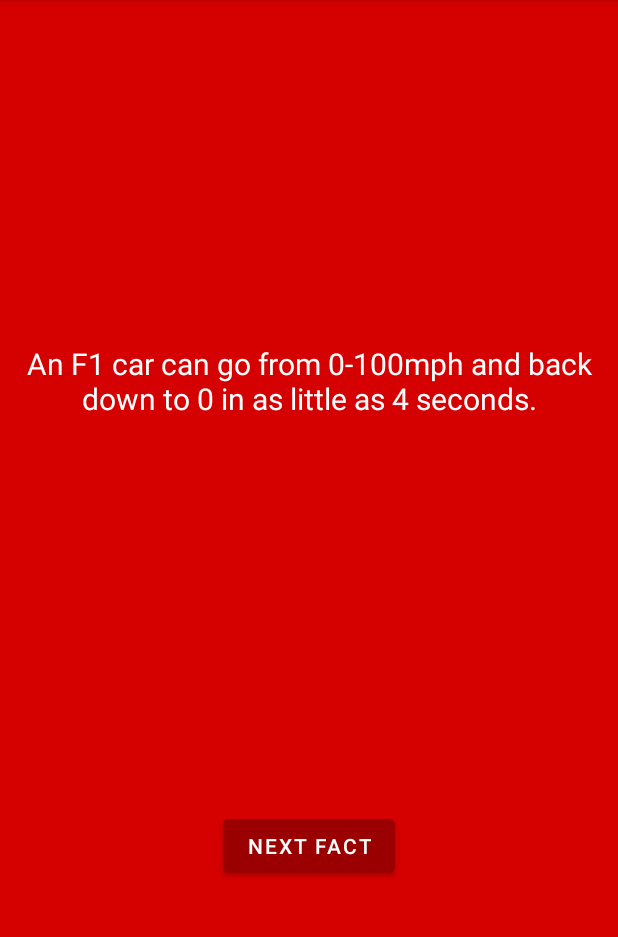
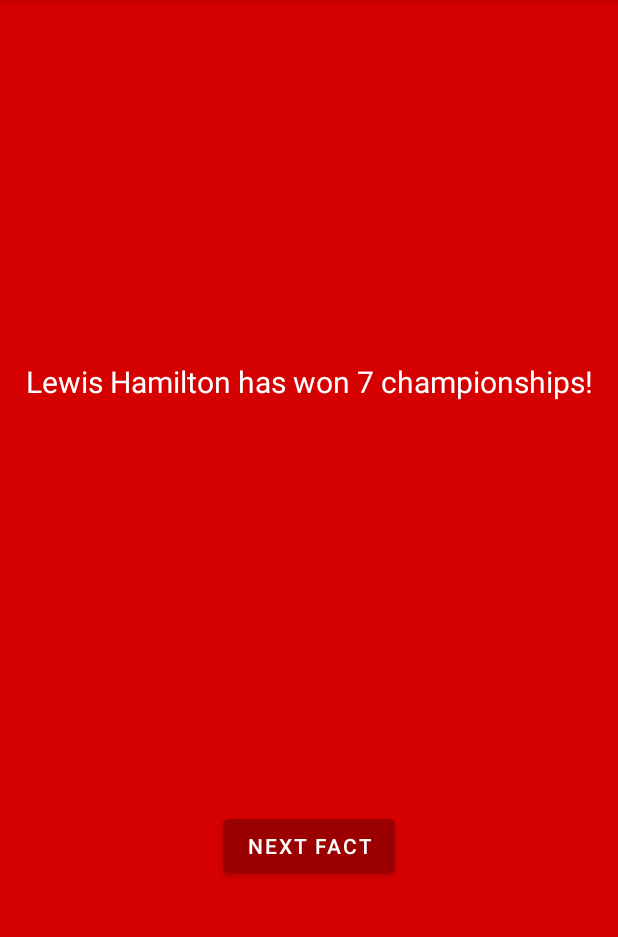
Before and after one commit to fahaddalwai/FeefFactsMVVM, an Android app: the screen it shows after launch (MainActivity), after a tap on "START", on a phone screen of 412 x 824 dp, the part 84-1021 px from its top. Run offline under Robolectric (Android 15) with nearby library versions, the phone set to English and light mode, and no system bars; our stand-ins replace data binding.

Commit message:
Converted to MVVM

```diff
--- a/app/build.gradle
+++ b/app/build.gradle
@@ -48,6 +48,7 @@ dependencies {
     implementation 'androidx.navigation:navigation-ui-ktx:2.3.5'
     implementation 'androidx.legacy:legacy-support-v4:1.0.0'
     testImplementation 'junit:junit:4.+'
+    implementation 'androidx.lifecycle:lifecycle-viewmodel-ktx:2.3.1'
     androidTestImplementation 'androidx.test.ext:junit:1.1.3'
     androidTestImplementation 'androidx.test.espresso:espresso-core:3.4.0'
 }
--- a/app/src/main/java/com/example/feeffactsmvvm/FactsFragment.kt
+++ /dev/null
@@ -1,49 +0,0 @@
-package com.example.feeffactsmvvm
-
-import android.os.Bundle
-import androidx.fragment.app.Fragment
-import android.view.LayoutInflater
-import android.view.View
-import android.view.ViewGroup
-import androidx.databinding.DataBindingUtil
-import com.example.feeffactsmvvm.databinding.FragmentFactsBinding
-
-
-class FactsFragment : Fragment() {
-
-lateinit var binding:FragmentFactsBinding
-    var facts=mutableListOf<String>(
-        "Lewis Hamilton has won 7 championships!",
-        "Ferrari is one of the oldest and most prestigious constructor",
-        "Each car is made up of more than 80000 separate components",
-        "An F1 car can go from 0-100mph and back down to 0 in as little as 4 seconds.",
-        "Brakes in an F1 car can reach 1000*C and still work fine",
-        "Max Verstappen is the youngest race winner at the age of 18",
-    )
-
-    override fun onCreateView(
-        inflater: LayoutInflater, container: ViewGroup?,
-        savedInstanceState: Bundle?
-    ): View {
-        binding= DataBindingUtil.inflate(inflater, R.layout.fragment_facts, container, false)
-
-        nextFact()
-
-
-
-
-        binding.NextFactButton.setOnClickListener{ nextFact() }
-
-
-
-        return binding.root
-    }
-
-    fun nextFact(){
-        facts.shuffle()
-        binding.factsTextView.text=facts[0]
-        facts.removeAt(0)
-    }
-
-
-}
--- /dev/null
+++ b/app/src/main/java/com/example/feeffactsmvvm/facts/FactsFragment.kt
@@ -0,0 +1,71 @@
+package com.example.feeffactsmvvm.facts
+
+import android.os.Bundle
+import android.view.LayoutInflater
+import android.view.View
+import android.view.ViewGroup
+import androidx.databinding.DataBindingUtil
+import androidx.fragment.app.Fragment
+import androidx.lifecycle.ViewModelProvider
+import androidx.navigation.fragment.findNavController
+import com.example.feeffactsmvvm.R
+import com.example.feeffactsmvvm.databinding.FragmentFactsBinding
+
+
+
+
+class FactsFragment : Fragment() {
+
+    lateinit var binding: FragmentFactsBinding
+
+    private lateinit var viewModel:FactsViewModel
+
+    override fun onCreateView(
+        inflater: LayoutInflater, container: ViewGroup?,
+        savedInstanceState: Bundle?
+    ): View {
+        binding = DataBindingUtil.inflate(inflater, R.layout.fragment_facts, container, false)
+
+
+
+        viewModel = ViewModelProvider(this).get(FactsViewModel::class.java)
+
+        // Set the viewmodel for databinding - this allows the bound layout access
+        // to all the data in the ViewModel
+        binding.factsViewModel = viewModel
+
+        // Specify the fragment view as the lifecycle owner of the binding.
+        // This is used so that the binding can observe LiveData updates
+        binding.lifecycleOwner = viewLifecycleOwner
+
+        viewModel.eventFactsFinish.observe(viewLifecycleOwner, {
+            if(it){
+                nextFragment()
+                viewModel.setEventGameFinishToFalse()
+            }
+
+        })
+
+
+
+
+
+
+
+
+
+
+
+        return binding.root
+    }
+
+
+
+
+
+    private fun nextFragment() {
+        findNavController().navigate(R.id.action_factsFragment_to_startFragment)
+    }
+
+
+}
--- /dev/null
+++ b/app/src/main/java/com/example/feeffactsmvvm/facts/FactsViewModel.kt
@@ -0,0 +1,66 @@
+package com.example.feeffactsmvvm.facts
+
+import androidx.lifecycle.LiveData
+import androidx.lifecycle.MutableLiveData
+import androidx.lifecycle.ViewModel
+
+class FactsViewModel: ViewModel() {
+
+    private lateinit var factsList: MutableList<String>
+
+    // The current word
+    private val _word = MutableLiveData<String>()
+    val word: LiveData<String>
+        get()= _word
+
+    // Event which triggers the end of the game
+    private val _eventFactsFinish = MutableLiveData<Boolean>()
+    val eventFactsFinish: LiveData<Boolean>
+        get() = _eventFactsFinish
+
+
+    fun setEventGameFinishToFalse(){
+        _eventFactsFinish.value=false
+    }
+
+    fun setEventGameFinishToTrue(){
+        _eventFactsFinish.value=true
+    }
+
+    init{
+        resetList()
+        _eventFactsFinish.value=false
+        setWord()
+    }
+
+    fun resetList(){
+
+        factsList=mutableListOf<String>(
+            "Lewis Hamilton has won 7 championships!",
+            "Ferrari is one of the oldest and most prestigious constructor",
+            "Each car is made up of more than 80000 separate components",
+            "An F1 car can go from 0-100mph and back down to 0 in as little as 4 seconds.",
+            "Brakes in an F1 car can reach 1000*C and still work fine",
+            "Max Verstappen is the youngest race winner at the age of 18",
+        )
+
+        factsList.shuffle()
+        setWord()
+    }
+
+
+    fun setWord(){
+        _word.value=factsList[0]
+        factsList.removeAt(0)
+    }
+
+
+    fun checkIfFinishedOrNot(){
+        if(factsList.isEmpty()){
+            setEventGameFinishToTrue()
+        }else{
+           setWord()
+        }
+    }
+
+}
--- a/app/src/main/java/com/example/feeffactsmvvm/StartFragment.kt
+++ b/app/src/main/java/com/example/feeffactsmvvm/start/StartFragment.kt
@@ -1,4 +1,4 @@
-package com.example.feeffactsmvvm
+package com.example.feeffactsmvvm.start
 
 import android.os.Bundle
 import androidx.fragment.app.Fragment
@@ -6,11 +6,16 @@ import android.view.LayoutInflater
 import android.view.View
 import android.view.ViewGroup
 import androidx.databinding.DataBindingUtil
+import androidx.lifecycle.ViewModelProvider
+import androidx.navigation.Navigation
 import androidx.navigation.fragment.findNavController
+import com.example.feeffactsmvvm.R
 import com.example.feeffactsmvvm.databinding.FragmentStartBinding
 
 
 class StartFragment : Fragment() {
+
+    private lateinit var viewModel:StartViewModel
 
     override fun onCreateView(
         inflater: LayoutInflater, container: ViewGroup?,
@@ -19,19 +24,16 @@ class StartFragment : Fragment() {
         val binding: FragmentStartBinding =
             DataBindingUtil.inflate(inflater, R.layout.fragment_start, container, false)
 
-        binding.start.setOnClickListener {
-            goToFactsFragment()
-        }
+        viewModel = ViewModelProvider(this).get(StartViewModel::class.java)
 
-
-
+        binding.start.setOnClickListener{ nextFragment() }
 
 
 
         return binding.root
     }
 
-    private fun goToFactsFragment() {
+    private fun nextFragment() {
         findNavController().navigate(R.id.action_startFragment_to_factsFragment)
     }
 
--- /dev/null
+++ b/app/src/main/java/com/example/feeffactsmvvm/start/StartViewModel.kt
@@ -0,0 +1,8 @@
+package com.example.feeffactsmvvm.start
+
+import androidx.lifecycle.ViewModel
+
+class StartViewModel: ViewModel() {
+
+
+}
--- a/app/src/main/res/layout/fragment_facts.xml
+++ b/app/src/main/res/layout/fragment_facts.xml
@@ -4,13 +4,15 @@
     xmlns:tools="http://schemas.android.com/tools">
 
     <data>
-
+        <variable
+            name="factsViewModel"
+            type="com.example.feeffactsmvvm.facts.FactsViewModel" />
     </data>
 
     <androidx.constraintlayout.widget.ConstraintLayout
         android:layout_width="match_parent"
         android:layout_height="match_parent"
-        tools:context=".FactsFragment"
+        tools:context=".facts.FactsFragment"
         android:background="@color/primary">
 
 
@@ -19,6 +21,7 @@
             android:layout_width="wrap_content"
             android:layout_height="wrap_content"
             android:text="@string/next_fact"
+            android:onClick="@{() -> factsViewModel.checkIfFinishedOrNot()}"
             android:backgroundTint="@color/dark"
             app:layout_constraintBottom_toBottomOf="parent"
             app:layout_constraintEnd_toEndOf="parent"
@@ -32,6 +35,7 @@
             android:layout_height="wrap_content"
             android:layout_marginBottom="32dp"
             android:gravity="center"
+            android:text="@{factsViewModel.word}"
             android:textColor="@color/white"
             android:textSize="20sp"
             app:layout_constraintBottom_toTopOf="@+id/NextFactButton"
--- a/app/src/main/res/layout/fragment_start.xml
+++ b/app/src/main/res/layout/fragment_start.xml
@@ -11,7 +11,7 @@
     <androidx.constraintlayout.widget.ConstraintLayout
         android:layout_width="match_parent"
         android:layout_height="match_parent"
-        tools:context=".StartFragment"
+        tools:context=".start.StartFragment"
         android:background="@color/primary">
 
 
--- a/app/src/main/res/navigation/navigation.xml
+++ b/app/src/main/res/navigation/navigation.xml
@@ -7,7 +7,7 @@
 
     <fragment
         android:id="@+id/startFragment"
-        android:name="com.example.feeffactsmvvm.StartFragment"
+        android:name="com.example.feeffactsmvvm.start.StartFragment"
         android:label="fragment_start"
         tools:layout="@layout/fragment_start" >
         <action
@@ -16,7 +16,11 @@
     </fragment>
     <fragment
         android:id="@+id/factsFragment"
-        android:name="com.example.feeffactsmvvm.FactsFragment"
+        android:name="com.example.feeffactsmvvm.facts.FactsFragment"
         android:label="fragment_facts"
-        tools:layout="@layout/fragment_facts" />
+        tools:layout="@layout/fragment_facts" >
+        <action
+            android:id="@+id/action_factsFragment_to_startFragment"
+            app:destination="@id/startFragment" />
+    </fragment>
 </navigation>
```
